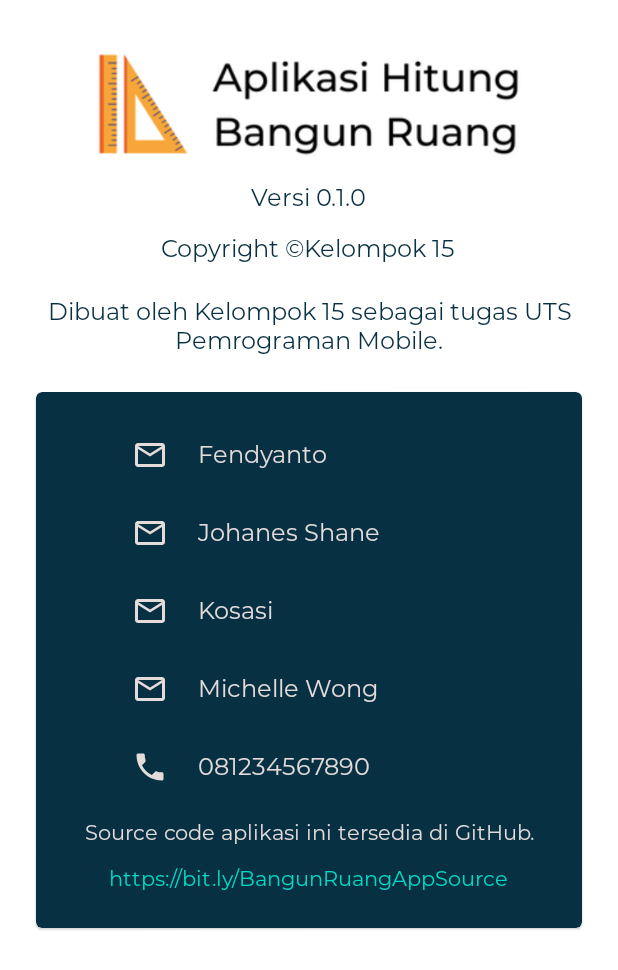
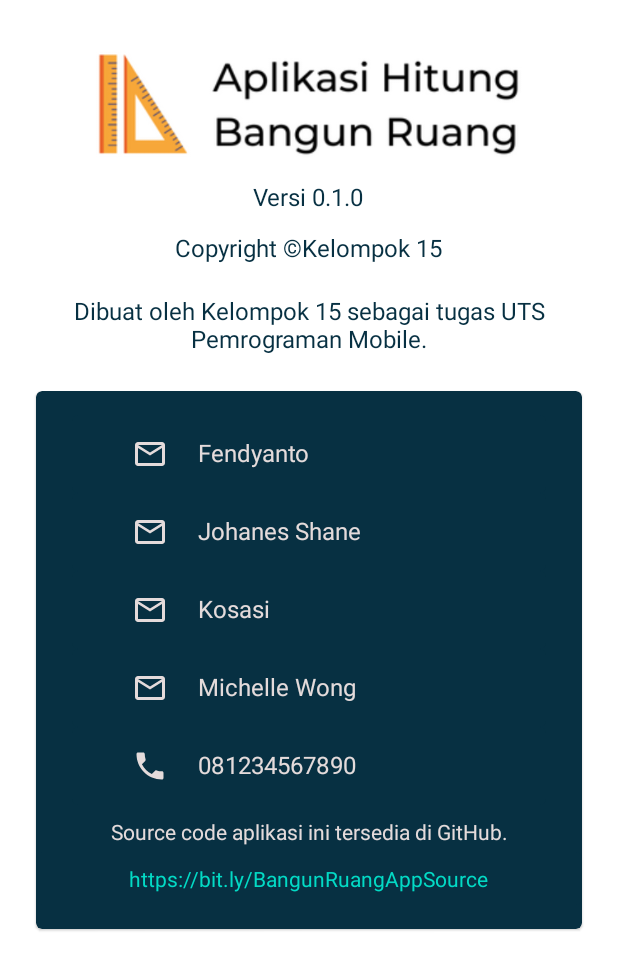
Before and after one commit to antoniofendy/AplikasiBangunRuang_Android, an Android app: the MainActivity screen opened directly, with no data from a screen before it, in the options menu, after a tap on "Bantuan", on a phone screen of 412 x 824 dp. Shown: the top 970 px of the screen. Run offline under Robolectric (Android 15) with nearby library versions, the light colour scheme and no system bars.

Commit message:
Removed Montserrat Style

```diff
--- a/app/src/main/res/values/themes.xml
+++ b/app/src/main/res/values/themes.xml
@@ -12,15 +12,10 @@
         <!-- Status bar color. -->
         <item name="android:statusBarColor" tools:targetApi="l">?attr/colorPrimaryVariant</item>
         <!-- Customize your theme here. -->
-        <item name="android:textViewStyle">@style/MontserratTextViewStyle</item>
 
         <!--Kustomisasi no action bar-->
 <!--        <item name="windowActionBar">false</item>-->
 <!--        <item name="windowNoTitle">true</item>-->
-    </style>
-
-    <style name="MontserratTextViewStyle" parent="android:Widget.TextView">
-        <item name="android:fontFamily">@font/montserrat_regular</item>
     </style>
 
     <style name="CustomCardView" parent="Widget.MaterialComponents.CardView">
```
